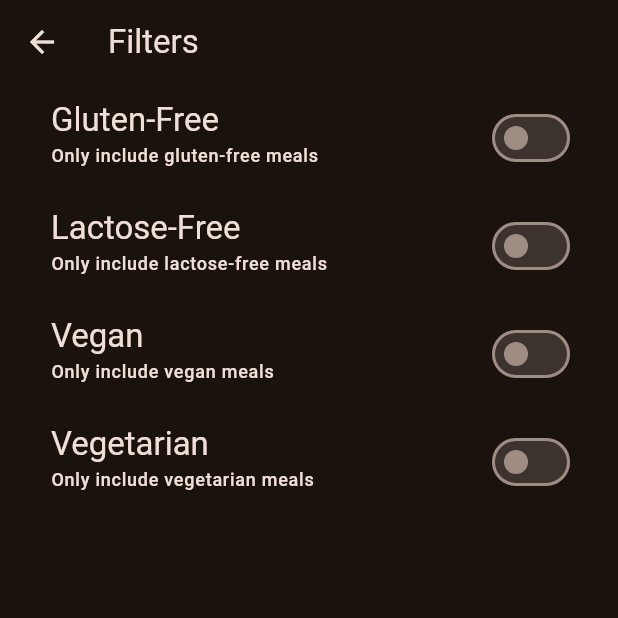
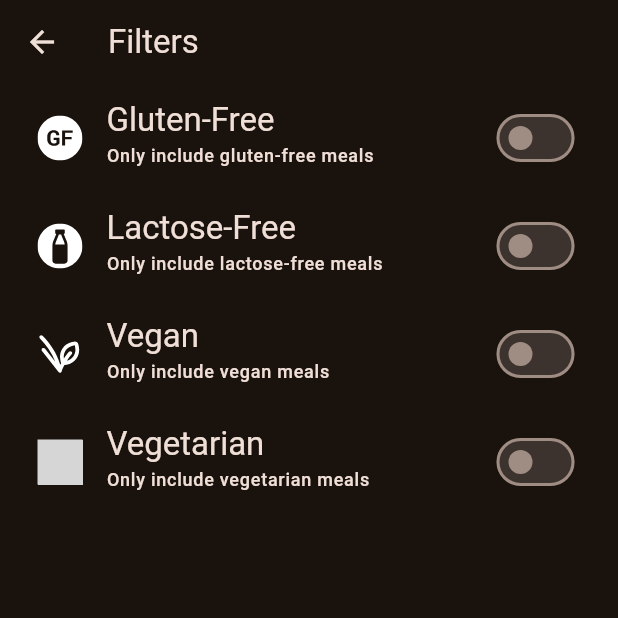
Before and after one commit to ChocolateXmas/Calorio, a Flutter app: the FiltersScreen screen opened directly with empty values, on a phone screen of 412 x 824 dp, the top half of it. Run offline on Flutter 3.47's test engine with Material 3 defaults, Android fonts, the phone set to English and light mode, and no system bars; our stand-ins replace flutter_svg, transparent_image; grey boxes are pictures that could not be loaded.

Commit message:
feat(assets): added abstract `AppAssets` to serve for constant SVG icon path string for `MealFilterIcon`
- feat(`FiltersScreen`): added a getter function for custom `SwitchTile`, removing repetitive code

- feat(`MealFilterIcon`): added some new customization options with default values if not set. `isActive`: true->green, false->grey, null->white. `size`: if null -> default width & height is 20, otherwise use `size` value.

feat(`MealItem`: added custom `MealFilterIcon` color based on the meal's object's boolean info variables

refactor(`TabsScreen`: removed redundant print statement for debugging

```diff
--- /dev/null
+++ b/lib/core/constants/app_assets.dart
@@ -0,0 +1,10 @@
+abstract class AppAssets {
+  AppAssets._();
+
+  static const String basePath = 'assets/svg';
+
+  static const String glutenFree = '$basePath/gluten-free.svg';
+  static const String lactoseFree = '$basePath/lactose-free.svg';
+  static const String vegan = '$basePath/vegan.svg';
+  static const String vegetarian = '$basePath/vegetarian.svg';
+}
--- a/lib/screens/filters.dart
+++ b/lib/screens/filters.dart
@@ -1,4 +1,6 @@
 import 'package:flutter/material.dart';
+import 'package:calorio/widgets/meal_widgets/meal_item/meal_filter_icon.dart';
+import 'package:calorio/core/constants/app_assets.dart';
 
 enum Filter {
   glutenFree,
@@ -42,6 +44,44 @@ class _FiltersScreenState extends State<FiltersScreen> {
     _vegetarianFilter = widget.vegetarianFilter;
   }
 
+  SwitchListTile _getCustomTile(
+    bool cValue,
+    ValueChanged<bool> onChanged,
+    String iconAsset,
+    String cTitle,
+    String cSubtitle,
+  ) {
+    return SwitchListTile(
+      value: cValue,
+      onChanged: onChanged,
+      activeThumbColor: Theme.of(context).colorScheme.onPrimaryFixed,
+      activeTrackColor: Theme.of(context).colorScheme.tertiary,
+      contentPadding: EdgeInsets.symmetric(horizontal: 25),
+      secondary: MealFilterIcon(
+        asset: iconAsset,
+        size: 30,
+      ),
+      title: Text(
+        cTitle,
+        style:
+            Theme.of(
+              context,
+            ).textTheme.titleLarge!.copyWith(
+              color: Theme.of(context).colorScheme.onSurface,
+            ),
+      ),
+      subtitle: Text(
+        cSubtitle,
+        style:
+            Theme.of(
+              context,
+            ).textTheme.labelMedium!.copyWith(
+              color: Theme.of(context).colorScheme.onSurface,
+            ),
+      ),
+    );
+  }
+
   @override
   Widget build(BuildContext context) {
     return Scaffold(
@@ -63,113 +103,41 @@ class _FiltersScreenState extends State<FiltersScreen> {
         }),
         child: Column(
           children: [
-            SwitchListTile(
-              value: _glutenFreeFilter,
-              onChanged: (isChanged) {
+            _getCustomTile(
+              _glutenFreeFilter,
+              (isChanged) {
                 setState(() => _glutenFreeFilter = isChanged);
               },
-              activeThumbColor: Theme.of(context).colorScheme.onPrimaryFixed,
-              activeTrackColor: Theme.of(context).colorScheme.tertiary,
-              contentPadding: EdgeInsets.only(left: 34, right: 28),
-              title: Text(
-                'Gluten-Free',
-                style:
-                    Theme.of(
-                      context,
-                    ).textTheme.titleLarge!.copyWith(
-                      color: Theme.of(context).colorScheme.onSurface,
-                    ),
-              ),
-              subtitle: Text(
-                'Only include gluten-free meals',
-                style:
-                    Theme.of(
-                      context,
-                    ).textTheme.labelMedium!.copyWith(
-                      color: Theme.of(context).colorScheme.onSurface,
-                    ),
-              ),
+              AppAssets.glutenFree,
+              'Gluten-Free',
+              'Only include gluten-free meals',
             ),
-            SwitchListTile(
-              value: _lactoseFreeFilter,
-              onChanged: (isChanged) {
+            _getCustomTile(
+              _lactoseFreeFilter,
+              (isChanged) {
                 setState(() => _lactoseFreeFilter = isChanged);
               },
-              activeThumbColor: Theme.of(context).colorScheme.onPrimaryFixed,
-              activeTrackColor: Theme.of(context).colorScheme.tertiary,
-              contentPadding: EdgeInsets.only(left: 34, right: 28),
-              title: Text(
-                'Lactose-Free',
-                style:
-                    Theme.of(
-                      context,
-                    ).textTheme.titleLarge!.copyWith(
-                      color: Theme.of(context).colorScheme.onSurface,
-                    ),
-              ),
-              subtitle: Text(
-                'Only include lactose-free meals',
-                style:
-                    Theme.of(
-                      context,
-                    ).textTheme.labelMedium!.copyWith(
-                      color: Theme.of(context).colorScheme.onSurface,
-                    ),
-              ),
+              AppAssets.lactoseFree,
+              'Lactose-Free',
+              'Only include lactose-free meals',
             ),
-            SwitchListTile(
-              value: _veganFilter,
-              onChanged: (isChanged) {
+            _getCustomTile(
+              _veganFilter,
+              (isChanged) {
                 setState(() => _veganFilter = isChanged);
               },
-              activeThumbColor: Theme.of(context).colorScheme.onPrimaryFixed,
-              activeTrackColor: Theme.of(context).colorScheme.tertiary,
-              contentPadding: EdgeInsets.only(left: 34, right: 28),
-              title: Text(
-                'Vegan',
-                style:
-                    Theme.of(
-                      context,
-                    ).textTheme.titleLarge!.copyWith(
-                      color: Theme.of(context).colorScheme.onSurface,
-                    ),
-              ),
-              subtitle: Text(
-                'Only include vegan meals',
-                style:
-                    Theme.of(
-                      context,
-                    ).textTheme.labelMedium!.copyWith(
-                      color: Theme.of(context).colorScheme.onSurface,
-                    ),
-              ),
+              AppAssets.vegan,
+              'Vegan',
+              'Only include vegan meals',
             ),
-            SwitchListTile(
-              value: _vegetarianFilter,
-              onChanged: (isChanged) {
+            _getCustomTile(
+              _vegetarianFilter,
+              (isChanged) {
                 setState(() => _vegetarianFilter = isChanged);
               },
-              activeThumbColor: Theme.of(context).colorScheme.onPrimaryFixed,
-              activeTrackColor: Theme.of(context).colorScheme.tertiary,
-              contentPadding: EdgeInsets.only(left: 34, right: 28),
-              title: Text(
-                'Vegetarian',
-                style:
-                    Theme.of(
-                      context,
-                    ).textTheme.titleLarge!.copyWith(
-                      color: Theme.of(context).colorScheme.onSurface,
-                    ),
-              ),
-              subtitle: Text(
-                'Only include vegetarian meals',
-                style:
-                    Theme.of(
-                      context,
-                    ).textTheme.labelMedium!.copyWith(
-                      color: Theme.of(context).colorScheme.onSurface,
-                    ),
-              ),
+              AppAssets.vegetarian,
+              'Vegetarian',
+              'Only include vegetarian meals',
             ),
           ],
         ),
--- a/lib/screens/tabs.dart
+++ b/lib/screens/tabs.dart
@@ -76,7 +76,6 @@ class _TabsScreenState extends State<TabsScreen> {
 
   @override
   Widget build(BuildContext context) {
-    print(_filterSelections);
     final List<Meal> availableMeals = dummyMeals.where((meal) {
       if (_filterSelections[Filter.glutenFree]! && !meal.isGlutenFree) {
         return false;
--- a/lib/widgets/meal_widgets/meal_item/meal_filter_icon.dart
+++ b/lib/widgets/meal_widgets/meal_item/meal_filter_icon.dart
@@ -3,18 +3,30 @@ import 'package:flutter/material.dart';
 import 'package:flutter_svg/flutter_svg.dart';
 
 class MealFilterIcon extends StatelessWidget {
-  const MealFilterIcon({super.key, required this.asset});
+  const MealFilterIcon({
+    super.key,
+    required this.asset,
+    this.isActive,
+    this.size,
+  });
 
   final String asset;
+  final bool? isActive;
+  final double? size;
 
   @override
   Widget build(BuildContext context) {
+    final Color mainSvgColor = switch (isActive) {
+      true => Colors.green,
+      false => Colors.grey,
+      null => Colors.white,
+    };
     return SvgPicture.asset(
       asset,
-      width: 20,
-      height: 20,
+      width: size ?? 20,
+      height: size ?? 20,
       colorFilter: ColorFilter.mode(
-        Theme.of(context).iconTheme.color ?? Colors.black,
+        mainSvgColor,
         BlendMode.srcIn,
       ),
     );
--- a/lib/widgets/meal_widgets/meal_item/meal_item.dart
+++ b/lib/widgets/meal_widgets/meal_item/meal_item.dart
@@ -51,10 +51,22 @@ class MealItem extends StatelessWidget {
                 child: Row(
                   mainAxisAlignment: MainAxisAlignment.spaceAround,
                   children: [
-                    MealFilterIcon(asset: 'assets/svg/gluten-free.svg'),
-                    MealFilterIcon(asset: 'assets/svg/lactose-free.svg'),
-                    MealFilterIcon(asset: 'assets/svg/vegan.svg'),
-                    MealFilterIcon(asset: 'assets/svg/vegetarian.svg'),
+                    MealFilterIcon(
+                      asset: 'assets/svg/gluten-free.svg',
+                      isActive: meal.isGlutenFree,
+                    ),
+                    MealFilterIcon(
+                      asset: 'assets/svg/lactose-free.svg',
+                      isActive: meal.isLactoseFree,
+                    ),
+                    MealFilterIcon(
+                      asset: 'assets/svg/vegan.svg',
+                      isActive: meal.isVegan,
+                    ),
+                    MealFilterIcon(
+                      asset: 'assets/svg/vegetarian.svg',
+                      isActive: meal.isVegetarian,
+                    ),
                   ],
                 ),
               ),
```
